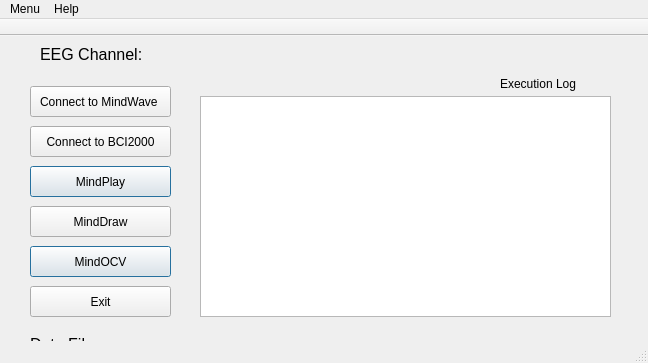
Above: mainwindow.ui from androxim/minddrawplay before the change. Below: the same form after it.
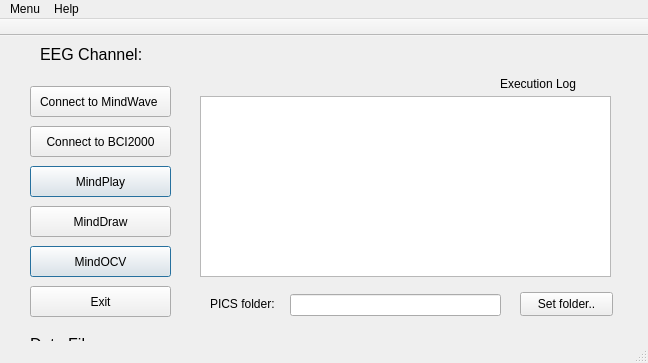
That is the form after the change.

Diff of the .ui file:
```diff
--- a/mainwindow.ui
+++ b/mainwindow.ui
@@ -147,7 +147,7 @@
       <x>200</x>
       <y>60</y>
       <width>411</width>
-      <height>221</height>
+      <height>181</height>
      </rect>
     </property>
    </widget>
@@ -170,6 +170,42 @@
      <bool>true</bool>
     </property>
    </widget>
+   <widget class="QLabel" name="label_4">
+    <property name="geometry">
+     <rect>
+      <x>210</x>
+      <y>260</y>
+      <width>71</width>
+      <height>16</height>
+     </rect>
+    </property>
+    <property name="text">
+     <string>PICS folder:</string>
+    </property>
+   </widget>
+   <widget class="QLineEdit" name="lineEdit">
+    <property name="geometry">
+     <rect>
+      <x>290</x>
+      <y>258</y>
+      <width>211</width>
+      <height>22</height>
+     </rect>
+    </property>
+   </widget>
+   <widget class="QPushButton" name="pushButton_7">
+    <property name="geometry">
+     <rect>
+      <x>520</x>
+      <y>256</y>
+      <width>93</width>
+      <height>24</height>
+     </rect>
+    </property>
+    <property name="text">
+     <string>Set folder..</string>
+    </property>
+   </widget>
   </widget>
   <widget class="QMenuBar" name="menuBar">
    <property name="geometry">
```
Left out of the diff: 3 changed lines with no effect on the pictures.
